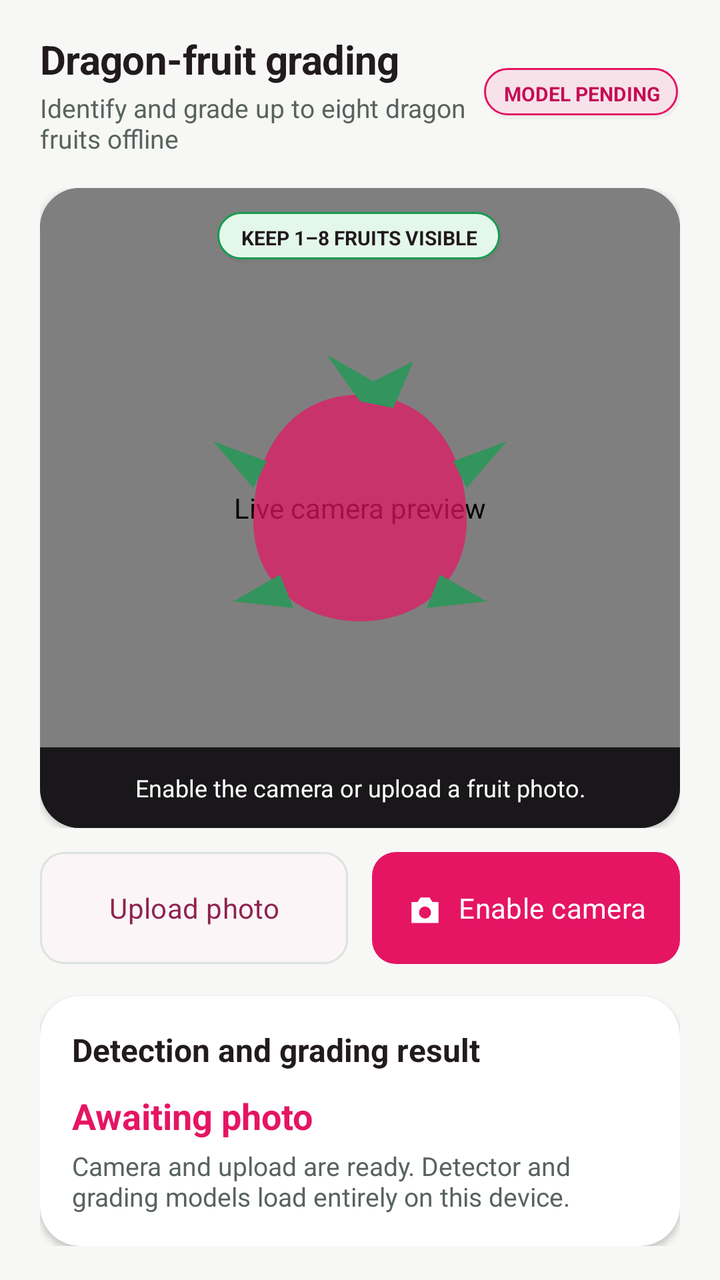
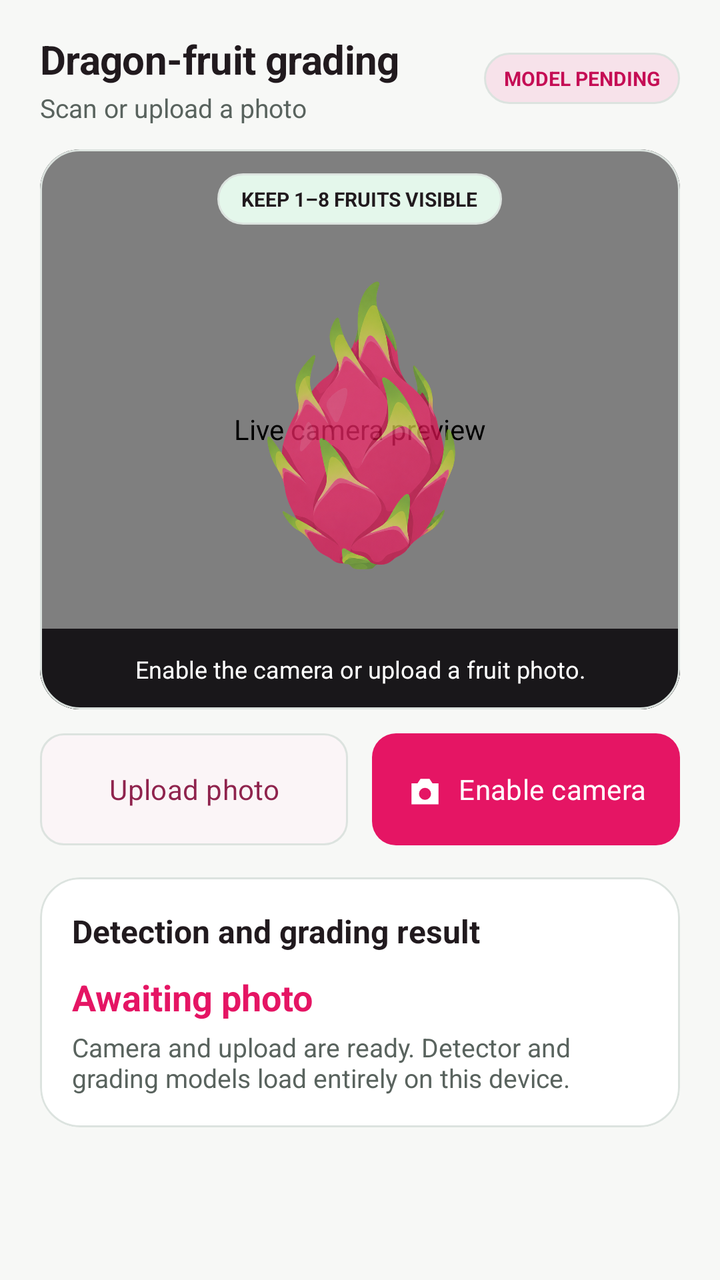

Before-and-after screenshots of an Android layout around one commit, followed by the original layout XML and the change that was made.
<!-- AndroidManifest.xml: application theme Theme.DragonView -->
<!-- res/layout/fragment_scanner.xml -->
<?xml version="1.0" encoding="utf-8"?>
<androidx.core.widget.NestedScrollView
    xmlns:android="http://schemas.android.com/apk/res/android"
    xmlns:app="http://schemas.android.com/apk/res-auto"
    android:layout_width="match_parent"
    android:layout_height="match_parent"
    android:background="@color/dragon_surface"
    android:clipToPadding="false">

    <LinearLayout
        android:layout_width="match_parent"
        android:layout_height="wrap_content"
        android:orientation="vertical"
        android:paddingStart="@dimen/page_gutter"
        android:paddingTop="@dimen/space_lg"
        android:paddingEnd="@dimen/page_gutter"
        android:paddingBottom="@dimen/space_xl">

        <LinearLayout
            android:layout_width="match_parent"
            android:layout_height="wrap_content"
            android:gravity="center_vertical"
            android:orientation="horizontal">
            <LinearLayout
                android:layout_width="0dp"
                android:layout_height="wrap_content"
                android:layout_weight="1"
                android:orientation="vertical">
                <TextView
                    android:layout_width="wrap_content"
                    android:layout_height="wrap_content"
                    android:text="@string/scanner_title"
                    android:textAppearance="@style/TextAppearance.DragonView.TitleLarge"
                    android:textStyle="bold" />
                <TextView
                    android:layout_width="wrap_content"
                    android:layout_height="wrap_content"
                    android:layout_marginTop="2dp"
                    android:text="@string/scanner_subtitle"
                    android:textColor="@color/muted_ink"
                    android:textSize="13sp" />
            </LinearLayout>
            <TextView
                android:id="@+id/modelStatusBadge"
                android:layout_width="wrap_content"
                android:layout_height="wrap_content"
                android:background="@drawable/soft_pink_panel"
                android:paddingStart="10dp"
                android:paddingTop="6dp"
                android:paddingEnd="10dp"
                android:paddingBottom="6dp"
                android:text="@string/scanner_model_pending"
                android:textColor="@color/dragon_magenta_dark"
                android:textSize="10sp"
                android:textStyle="bold" />
        </LinearLayout>

        <androidx.constraintlayout.widget.ConstraintLayout
            android:layout_width="match_parent"
            android:layout_height="wrap_content"
            android:layout_marginTop="@dimen/space_lg">
        <com.google.android.material.card.MaterialCardView
            android:layout_width="0dp"
            android:layout_height="0dp"
            app:layout_constraintDimensionRatio="1:1"
            app:layout_constraintStart_toStartOf="parent"
            app:layout_constraintEnd_toEndOf="parent"
            app:layout_constraintTop_toTopOf="parent"
            app:layout_constraintBottom_toBottomOf="parent"
            app:cardBackgroundColor="@color/dragon_scanner"
            app:cardCornerRadius="@dimen/corner_card"
            app:cardElevation="2dp"
            app:strokeWidth="0dp">
            <FrameLayout
                android:layout_width="match_parent"
                android:layout_height="match_parent">
                <androidx.camera.view.PreviewView
                    android:id="@+id/cameraPreview"
                    android:layout_width="match_parent"
                    android:layout_height="match_parent"
                    android:contentDescription="@string/scanner_preview_description" />
                <ImageView
                    android:id="@+id/selectedImagePreview"
                    android:layout_width="match_parent"
                    android:layout_height="match_parent"
                    android:contentDescription="@string/scanner_image_description"
                    android:scaleType="centerCrop"
                    android:visibility="gone" />
                <ph.dragonview.mobile.ui.scanner.DetectionOverlayView
                    android:id="@+id/detectionOverlay"
                    android:layout_width="match_parent"
                    android:layout_height="match_parent"
                    android:visibility="gone" />
                <ImageView
                    android:id="@+id/cameraPlaceholder"
                    android:layout_width="@dimen/scanner_guide_size"
                    android:layout_height="@dimen/scanner_guide_size"
                    android:layout_gravity="center"
                    android:alpha="0.72"
                    android:importantForAccessibility="no"
                    android:src="@drawable/ic_dragon_fruit" />
                <TextView
                    android:layout_width="wrap_content"
                    android:layout_height="wrap_content"
                    android:layout_gravity="top|center_horizontal"
                    android:layout_margin="@dimen/space_md"
                    android:background="@drawable/soft_green_panel"
                    android:paddingStart="12dp"
                    android:paddingTop="6dp"
                    android:paddingEnd="12dp"
                    android:paddingBottom="6dp"
                    android:text="@string/scanner_frame_guide"
                    android:textColor="@color/ink"
                    android:textSize="10sp"
                    android:textStyle="bold" />
                <TextView
                    android:id="@+id/cameraStatusText"
                    android:layout_width="match_parent"
                    android:layout_height="wrap_content"
                    android:layout_gravity="bottom"
                    android:background="@color/dragon_scanner"
                    android:padding="@dimen/space_md"
                    android:gravity="center"
                    android:text="@string/scanner_camera_permission"
                    android:textColor="@color/white"
                    android:textSize="12sp" />
            </FrameLayout>
        </com.google.android.material.card.MaterialCardView>
        </androidx.constraintlayout.widget.ConstraintLayout>

        <LinearLayout
            android:layout_width="match_parent"
            android:layout_height="wrap_content"
            android:layout_marginTop="@dimen/space_md"
            android:gravity="center"
            android:orientation="horizontal">
            <com.google.android.material.button.MaterialButton
                android:id="@+id/uploadButton"
                style="@style/Widget.DragonView.Button.Outlined"
                android:layout_width="0dp"
                android:layout_height="@dimen/field_height"
                android:layout_weight="1"
                android:text="@string/scanner_upload" />
            <com.google.android.material.button.MaterialButton
                android:id="@+id/captureButton"
                style="@style/Widget.DragonView.Button"
                android:layout_width="0dp"
                android:layout_height="@dimen/field_height"
                android:layout_marginStart="@dimen/space_md"
                android:layout_weight="1"
                android:text="@string/scanner_enable_camera"
                app:icon="@drawable/ic_camera"
                app:iconTint="@color/white" />
        </LinearLayout>
        <com.google.android.material.button.MaterialButton
            android:id="@+id/retakeButton"
            style="@style/Widget.DragonView.Button.Outlined"
            android:layout_width="match_parent"
            android:layout_height="@dimen/button_height"
            android:layout_marginTop="@dimen/space_sm"
            android:text="@string/scanner_retake"
            android:visibility="gone" />

        <com.google.android.material.card.MaterialCardView
            android:layout_width="match_parent"
            android:layout_height="wrap_content"
            android:layout_marginTop="@dimen/space_lg"
            app:cardBackgroundColor="@color/neo_surface_high"
            app:cardCornerRadius="@dimen/corner_card"
            app:cardElevation="2dp"
            app:strokeWidth="0dp">
            <LinearLayout
                android:layout_width="match_parent"
                android:layout_height="wrap_content"
                android:orientation="vertical"
                android:padding="@dimen/card_padding">
                <TextView
                    android:layout_width="wrap_content"
                    android:layout_height="wrap_content"
                    android:text="@string/scanner_result_title"
                    android:textAppearance="@style/TextAppearance.DragonView.TitleMedium"
                    android:textStyle="bold" />
                <TextView
                    android:id="@+id/resultLabelText"
                    android:layout_width="wrap_content"
                    android:layout_height="wrap_content"
                    android:layout_marginTop="10dp"
                    android:text="@string/scanner_awaiting_image"
                    android:accessibilityLiveRegion="polite"
                    android:textColor="@color/dragon_magenta"
                    android:textSize="18sp"
                    android:textStyle="bold" />
                <TextView
                    android:id="@+id/resultDetailsText"
                    android:layout_width="wrap_content"
                    android:layout_height="wrap_content"
                    android:layout_marginTop="4dp"
                    android:text="@string/scanner_awaiting_detail"
                    android:textColor="@color/muted_ink"
                    android:textSize="13sp" />
                <com.google.android.material.progressindicator.LinearProgressIndicator
                    android:id="@+id/classificationProgress"
                    android:layout_width="match_parent"
                    android:layout_height="wrap_content"
                    android:layout_marginTop="@dimen/space_md"
                    android:indeterminate="true"
                    android:visibility="gone" />
            </LinearLayout>
        </com.google.android.material.card.MaterialCardView>
    </LinearLayout>
</androidx.core.widget.NestedScrollView>
<!-- resources referenced by this layout -->
<resources>
  <color name="dragon_magenta">#E51564</color>
  <color name="dragon_magenta_dark">#C50E55</color>
  <color name="dragon_scanner">#19171A</color>
  <color name="dragon_surface">@color/warm_ivory</color>
  <color name="ink">#211A1E</color>
  <color name="muted_ink">#59635E</color>
  <color name="neo_surface_high">#FFFFFF</color>
  <color name="white">#FFFFFF</color>
  <dimen name="button_height">52dp</dimen>
  <dimen name="card_padding">16dp</dimen>
  <dimen name="corner_card">20dp</dimen>
  <dimen name="field_height">56dp</dimen>
  <dimen name="page_gutter">20dp</dimen>
  <dimen name="scanner_guide_size">160dp</dimen>
  <dimen name="space_lg">16dp</dimen>
  <dimen name="space_md">12dp</dimen>
  <dimen name="space_sm">8dp</dimen>
  <dimen name="space_xl">24dp</dimen>
  <!-- drawable ic_dragon_fruit (drawable) -->
  <vector xmlns:android="http://schemas.android.com/apk/res/android"
      android:width="48dp"
      android:height="48dp"
      android:viewportWidth="48"
      android:viewportHeight="48">
      <path
          android:fillColor="@color/dragon_magenta"
          android:pathData="M24,7C14,7 8,15 8,26c0,9 7,15 16,15s16,-6 16,-15C40,15 34,7 24,7z" />
      <path
          android:fillColor="@color/dragon_green"
          android:pathData="M24,8L19,1l7,4 6,-3 -3,7zM10,17L2,14l6,7zM38,17l8,-3 -6,7zM12,34l-7,4 9,1zM36,34l7,4 -9,1z" />
  </vector>
  <!-- drawable soft_green_panel (drawable) -->
  <?xml version="1.0" encoding="utf-8"?>
  <layer-list xmlns:android="http://schemas.android.com/apk/res/android">
      <item android:left="1dp" android:top="2dp">
          <shape android:shape="rectangle">
              <solid android:color="@color/neo_shadow" />
              <corners android:radius="18dp" />
          </shape>
      </item>
      <item android:right="1dp" android:bottom="2dp">
          <shape android:shape="rectangle">
              <solid android:color="@color/dragon_green_soft" />
              <stroke android:width="1dp" android:color="@color/home_action_green_border" />
              <corners android:radius="16dp" />
          </shape>
      </item>
  </layer-list>
  <!-- drawable soft_pink_panel (drawable) -->
  <?xml version="1.0" encoding="utf-8"?>
  <layer-list xmlns:android="http://schemas.android.com/apk/res/android">
      <item android:left="1dp" android:top="2dp">
          <shape android:shape="rectangle">
              <solid android:color="@color/neo_shadow" />
              <corners android:radius="16dp" />
          </shape>
      </item>
      <item android:right="1dp" android:bottom="2dp">
          <shape android:shape="rectangle">
              <solid android:color="@color/plum_mist_100" />
              <stroke android:width="1dp" android:color="@color/home_action_pink_border" />
              <corners android:radius="14dp" />
          </shape>
      </item>
  </layer-list>
  <string name="scanner_retake">Retake photo</string>
  <string name="scanner_subtitle">Identify and grade up to eight dragon fruits offline</string>
  <string name="scanner_upload">Upload photo</string>
  <color name="warm_ivory">#F7F8F6</color>
  <color name="dragon_green">#159C50</color>
  <color name="neo_shadow">#0A18221C</color>
  <color name="dragon_green_soft">#E4F7EB</color>
  <color name="home_action_green_border">@color/dragon_green</color>
  <color name="plum_mist_100">#F7E2EA</color>
  <color name="home_action_pink_border">@color/action_primary</color>
  <dimen name="touch_target">48dp</dimen>
  <color name="focus_ripple">#207D1F43</color>
  <color name="neo_highlight">#DCE3DF</color>
  <color name="action_primary">#E51564</color>
  <color name="on_accent">#FFFFFF</color>
  <color name="black">@color/ink</color>
  <color name="dragon_yellow">#9A6514</color>
  <color name="dragon_yellow_soft">#FFF0D5</color>
  <color name="dragon_outline">#8C7F86</color>
  <color name="dragon_error">#B3261E</color>
  <color name="fifo_urgent_soft">#F8DEDC</color>
  <color name="neo_surface_low">#F0F3F1</color>
  <color name="plum_orchid_400">#D86892</color>
  <!-- unchanged entries left out for length: 27 -->
</resources>

<!-- the commit's change to res/layout/fragment_scanner.xml (unified diff, before → after) -->
@@ -36,7 +36,7 @@
                     android:layout_width="wrap_content"
                     android:layout_height="wrap_content"
                     android:layout_marginTop="2dp"
-                    android:text="@string/scanner_subtitle"
+                    android:text="Scan or upload a photo"
                     android:textColor="@color/muted_ink"
                     android:textSize="13sp" />
             </LinearLayout>
@@ -55,22 +55,16 @@
                 android:textStyle="bold" />
         </LinearLayout>
 
-        <androidx.constraintlayout.widget.ConstraintLayout
-            android:layout_width="match_parent"
-            android:layout_height="wrap_content"
-            android:layout_marginTop="@dimen/space_lg">
         <com.google.android.material.card.MaterialCardView
-            android:layout_width="0dp"
-            android:layout_height="0dp"
-            app:layout_constraintDimensionRatio="1:1"
-            app:layout_constraintStart_toStartOf="parent"
-            app:layout_constraintEnd_toEndOf="parent"
-            app:layout_constraintTop_toTopOf="parent"
-            app:layout_constraintBottom_toBottomOf="parent"
+            android:id="@+id/scannerPreviewCard"
+            android:layout_width="match_parent"
+            android:layout_height="280dp"
+            android:layout_marginTop="12dp"
             app:cardBackgroundColor="@color/dragon_scanner"
             app:cardCornerRadius="@dimen/corner_card"
-            app:cardElevation="2dp"
-            app:strokeWidth="0dp">
+            app:cardElevation="0dp"
+            app:strokeColor="@color/neo_highlight"
+            app:strokeWidth="1dp">
             <FrameLayout
                 android:layout_width="match_parent"
                 android:layout_height="match_parent">
@@ -84,7 +78,7 @@
                     android:layout_width="match_parent"
                     android:layout_height="match_parent"
                     android:contentDescription="@string/scanner_image_description"
-                    android:scaleType="centerCrop"
+                    android:scaleType="fitCenter"
                     android:visibility="gone" />
                 <ph.dragonview.mobile.ui.scanner.DetectionOverlayView
                     android:id="@+id/detectionOverlay"
@@ -98,7 +92,7 @@
                     android:layout_gravity="center"
                     android:alpha="0.72"
                     android:importantForAccessibility="no"
-                    android:src="@drawable/ic_dragon_fruit" />
+                    android:src="@drawable/dragonview_logo" />
                 <TextView
                     android:layout_width="wrap_content"
                     android:layout_height="wrap_content"
@@ -126,7 +120,6 @@
                     android:textSize="12sp" />
             </FrameLayout>
         </com.google.android.material.card.MaterialCardView>
-        </androidx.constraintlayout.widget.ConstraintLayout>
 
         <LinearLayout
             android:layout_width="match_parent"
@@ -167,8 +160,9 @@
             android:layout_marginTop="@dimen/space_lg"
             app:cardBackgroundColor="@color/neo_surface_high"
             app:cardCornerRadius="@dimen/corner_card"
-            app:cardElevation="2dp"
-            app:strokeWidth="0dp">
+            app:cardElevation="0dp"
+            app:strokeColor="@color/neo_highlight"
+            app:strokeWidth="1dp">
             <LinearLayout
                 android:layout_width="match_parent"
                 android:layout_height="wrap_content"
<!-- resource entries referenced after the edit -->
@@ -18,67 +18,31 @@
   <dimen name="space_md">12dp</dimen>
   <dimen name="space_sm">8dp</dimen>
   <dimen name="space_xl">24dp</dimen>
-  <!-- drawable ic_dragon_fruit (drawable) -->
-  <vector xmlns:android="http://schemas.android.com/apk/res/android"
-      android:width="48dp"
-      android:height="48dp"
-      android:viewportWidth="48"
-      android:viewportHeight="48">
-      <path
-          android:fillColor="@color/dragon_magenta"
-          android:pathData="M24,7C14,7 8,15 8,26c0,9 7,15 16,15s16,-6 16,-15C40,15 34,7 24,7z" />
-      <path
-          android:fillColor="@color/dragon_green"
-          android:pathData="M24,8L19,1l7,4 6,-3 -3,7zM10,17L2,14l6,7zM38,17l8,-3 -6,7zM12,34l-7,4 9,1zM36,34l7,4 -9,1z" />
-  </vector>
+  <!-- drawable dragonview_logo: png bitmap (drawable-nodpi, 619870 bytes) -->
   <!-- drawable soft_green_panel (drawable) -->
   <?xml version="1.0" encoding="utf-8"?>
-  <layer-list xmlns:android="http://schemas.android.com/apk/res/android">
-      <item android:left="1dp" android:top="2dp">
-          <shape android:shape="rectangle">
-              <solid android:color="@color/neo_shadow" />
-              <corners android:radius="18dp" />
-          </shape>
-      </item>
-      <item android:right="1dp" android:bottom="2dp">
-          <shape android:shape="rectangle">
-              <solid android:color="@color/dragon_green_soft" />
-              <stroke android:width="1dp" android:color="@color/home_action_green_border" />
-              <corners android:radius="16dp" />
-          </shape>
-      </item>
-  </layer-list>
+  <shape xmlns:android="http://schemas.android.com/apk/res/android" android:shape="rectangle">
+      <solid android:color="@color/dragon_green_soft" />
+      <stroke android:width="1dp" android:color="@color/neo_highlight" />
+      <corners android:radius="16dp" />
+  </shape>
   <!-- drawable soft_pink_panel (drawable) -->
   <?xml version="1.0" encoding="utf-8"?>
-  <layer-list xmlns:android="http://schemas.android.com/apk/res/android">
-      <item android:left="1dp" android:top="2dp">
-          <shape android:shape="rectangle">
-              <solid android:color="@color/neo_shadow" />
-              <corners android:radius="16dp" />
-          </shape>
-      </item>
-      <item android:right="1dp" android:bottom="2dp">
-          <shape android:shape="rectangle">
-              <solid android:color="@color/plum_mist_100" />
-              <stroke android:width="1dp" android:color="@color/home_action_pink_border" />
-              <corners android:radius="14dp" />
-          </shape>
-      </item>
-  </layer-list>
+  <shape xmlns:android="http://schemas.android.com/apk/res/android" android:shape="rectangle">
+      <solid android:color="@color/dragon_pink_soft" />
+      <stroke android:width="1dp" android:color="@color/neo_highlight" />
+      <corners android:radius="16dp" />
+  </shape>
   <string name="scanner_retake">Retake photo</string>
-  <string name="scanner_subtitle">Identify and grade up to eight dragon fruits offline</string>
   <string name="scanner_upload">Upload photo</string>
   <color name="warm_ivory">#F7F8F6</color>
-  <color name="dragon_green">#159C50</color>
-  <color name="neo_shadow">#0A18221C</color>
+  <color name="dragon_green">#0D7F40</color>
   <color name="dragon_green_soft">#E4F7EB</color>
-  <color name="home_action_green_border">@color/dragon_green</color>
+  <color name="dragon_pink_soft">@color/plum_mist_100</color>
   <color name="plum_mist_100">#F7E2EA</color>
-  <color name="home_action_pink_border">@color/action_primary</color>
   <dimen name="touch_target">48dp</dimen>
   <color name="focus_ripple">#207D1F43</color>
   <color name="neo_highlight">#DCE3DF</color>
-  <color name="action_primary">#E51564</color>
   <color name="on_accent">#FFFFFF</color>
   <color name="black">@color/ink</color>
   <color name="dragon_yellow">#9A6514</color>
